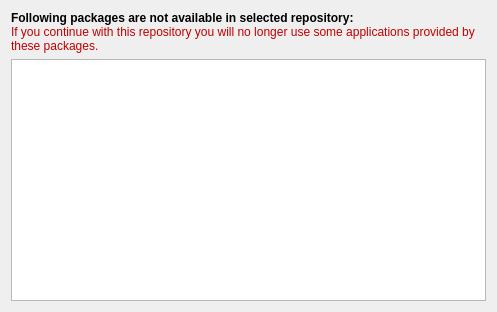
Qt form playground/gokmen/um/ui/ui_screen_3.ui (pars-linux/uludag) before a commit.
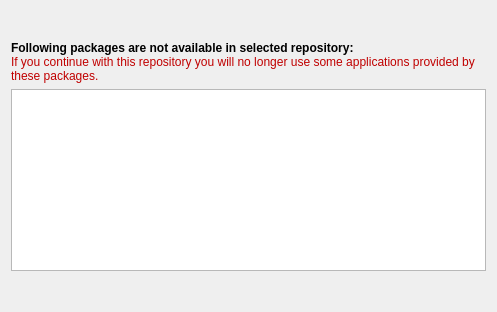
The same form after that commit.

Patch:
```diff
--- a/playground/gokmen/um/ui/ui_screen_3.ui
+++ b/playground/gokmen/um/ui/ui_screen_3.ui
@@ -14,7 +14,7 @@
    <string>Analyzing your Computer</string>
   </property>
   <layout class="QGridLayout" name="gridLayout">
-   <item row="0" column="0">
+   <item row="1" column="0">
     <widget class="QLabel" name="label">
      <property name="text">
       <string>&lt;!DOCTYPE HTML PUBLIC &quot;-//W3C//DTD HTML 4.0//EN&quot; &quot;http://www.w3.org/TR/REC-html40/strict.dtd&quot;&gt;
@@ -32,9 +32,35 @@
      </property>
     </widget>
    </item>
-   <item row="1" column="0">
+   <item row="2" column="0">
     <widget class="QListWidget" name="package_list"/>
    </item>
+   <item row="0" column="0">
+    <spacer name="verticalSpacer">
+     <property name="orientation">
+      <enum>Qt::Vertical</enum>
+     </property>
+     <property name="sizeHint" stdset="0">
+      <size>
+       <width>20</width>
+       <height>40</height>
+      </size>
+     </property>
+    </spacer>
+   </item>
+   <item row="3" column="0">
+    <spacer name="verticalSpacer_2">
+     <property name="orientation">
+      <enum>Qt::Vertical</enum>
+     </property>
+     <property name="sizeHint" stdset="0">
+      <size>
+       <width>20</width>
+       <height>40</height>
+      </size>
+     </property>
+    </spacer>
+   </item>
   </layout>
  </widget>
  <resources/>
```
